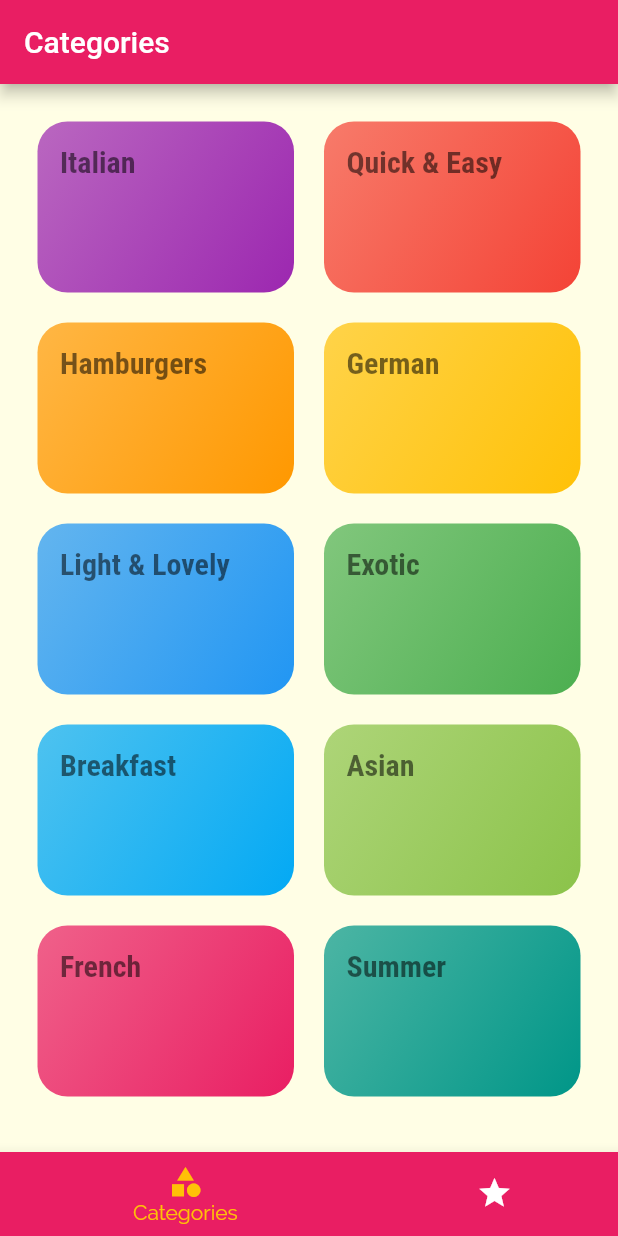
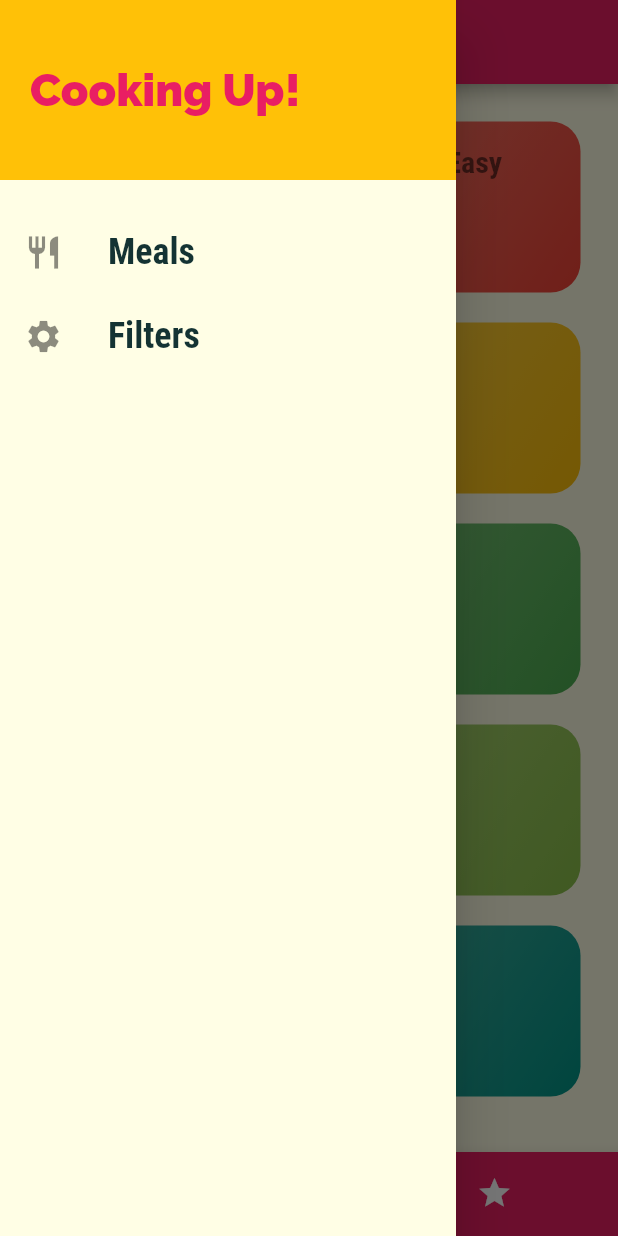
Before and after one commit to Hhanri/meals_app, a Flutter app: the screen it shows after launch, with the side drawer open (before the commit the screen has no drawer), on a phone screen of 412 x 824 dp. Run offline on Flutter 3.47's test engine with Material 2 defaults, Android fonts, the phone set to English and light mode, and no system bars.

Commit message:
drawer, filters page

```diff
--- /dev/null
+++ b/lib/pages/filter_page.dart
@@ -0,0 +1,14 @@
+import 'package:flutter/material.dart';
+import 'package:meals_app/views/filter_view.dart';
+
+class FiltersPage extends StatelessWidget {
+  const FiltersPage({Key? key}) : super(key: key);
+
+  @override
+  Widget build(BuildContext context) {
+    return Scaffold(
+      appBar: AppBar(title: const Text("Filter"),),
+      body: const FiltersView(),
+    );
+  }
+}
--- a/lib/pages/home_page.dart
+++ b/lib/pages/home_page.dart
@@ -1,6 +1,7 @@
 import 'package:flutter/material.dart';
 import 'package:meals_app/views/categories_view.dart';
 import 'package:meals_app/views/favorites_view.dart';
+import 'package:meals_app/widgets/drawer_widget.dart';
 
 class HomePage extends StatefulWidget {
   const HomePage({Key? key}) : super(key: key);
@@ -30,6 +31,7 @@ class _HomePageState extends State<HomePage> {
       appBar: AppBar(
         title: Text(pages[currentPage]['title'] as String),
       ),
+      drawer: const DrawerWidget(),
       bottomNavigationBar: BottomNavigationBar(
         unselectedItemColor: Colors.white,
         //backgroundColor: Theme.of(context).primaryColor,
--- a/lib/routing/routing.dart
+++ b/lib/routing/routing.dart
@@ -1,6 +1,7 @@
 import 'package:flutter/material.dart';
 import 'package:meals_app/models/meal_model.dart';
 import 'package:meals_app/pages/category_meals_page.dart';
+import 'package:meals_app/pages/filter_page.dart';
 import 'package:meals_app/pages/home_page.dart';
 import 'package:meals_app/pages/meal_detail_page.dart';
 
@@ -16,6 +17,9 @@ Route<dynamic> generateRoute(RouteSettings settings) {
     case mealRoute: return _navigateRoute(
       MealDetailPage(meal: settings.arguments as MealModel)
     );
+    case filtersRoute: return _navigateRoute(
+      const FiltersPage()
+    );
     default: return _navigateRoute(const HomePage());
   }
 }
@@ -29,3 +33,4 @@ PageRoute _navigateRoute(Widget child) {
 const homeRoute = '/';
 const categoryMealsRoute = '/category-meals';
 const mealRoute = '/meal';
+const filtersRoute = '/filters';
--- /dev/null
+++ b/lib/views/filter_view.dart
@@ -0,0 +1,10 @@
+import 'package:flutter/material.dart';
+
+class FiltersView extends StatelessWidget {
+  const FiltersView({Key? key}) : super(key: key);
+
+  @override
+  Widget build(BuildContext context) {
+    return Container();
+  }
+}
--- /dev/null
+++ b/lib/widgets/drawer_widget.dart
@@ -0,0 +1,57 @@
+import 'package:flutter/material.dart';
+import 'package:meals_app/routing/routing.dart';
+
+class DrawerWidget extends StatelessWidget {
+  const DrawerWidget({Key? key}) : super(key: key);
+
+  @override
+  Widget build(BuildContext context) {
+    return Drawer(
+      child: Column(
+        children: [
+          Container(
+            padding: const EdgeInsets.all(20),
+            alignment: Alignment.centerLeft,
+            height: 120,
+            width: double.infinity,
+            color: Theme.of(context).colorScheme.secondary,
+            child: Text(
+              "Cooking Up!",
+              style: TextStyle(
+                fontSize: 30,
+                color: Theme.of(context).primaryColor,
+                fontWeight: FontWeight.w900,
+              ),
+            ),
+          ),
+          const SizedBox(height: 20,),
+          drawerButton(
+            icon: Icons.restaurant,
+            text: "Meals", onTap: () {
+              Navigator.of(context).pushNamedAndRemoveUntil(homeRoute, (route) => false);
+          }),
+          drawerButton(
+            icon: Icons.settings,
+            text: "Filters", onTap: () {
+              Navigator.of(context).pushNamed(filtersRoute);
+          }),
+        ],
+      ),
+    );
+  }
+
+  Widget drawerButton({required IconData icon, required String text, required VoidCallback onTap}) {
+    return ListTile(
+      leading: Icon(icon, size: 26,),
+      title: Text(
+        text,
+        style: const TextStyle(
+          fontFamily: "RobotoCondensed",
+          fontSize: 24,
+          fontWeight: FontWeight.bold
+        ),
+      ),
+      onTap: onTap,
+    );
+  }
+}
```
